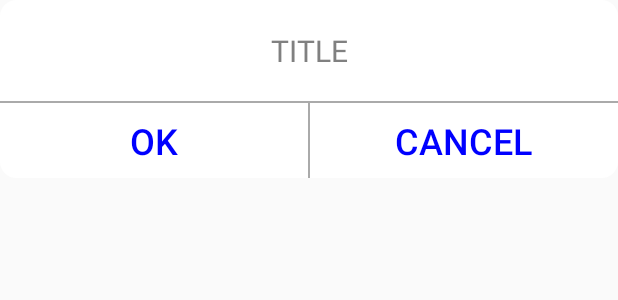
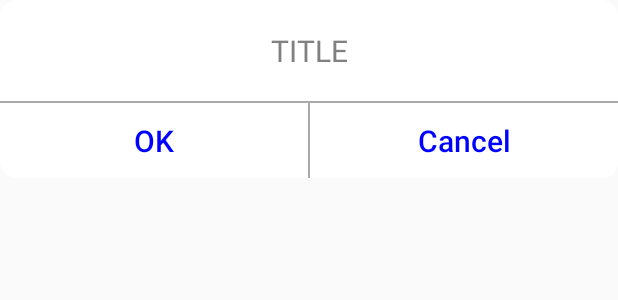
Before and after one commit to avadnerkar/FrailtyQuestionnaire, an Android app: the layout dialog_all_two_button.xml on its own in the app's theme, with its tools: preview values and no code run, on a phone screen of 412 x 824 dp. Shown: the top 300 px of the screen. Run offline under Robolectric (Android 15) with nearby library versions, the phone set to English and light mode, and no system bars.

```diff
--- a/FrailtyQuestionnaire/app/src/main/res/layout/dialog_all_two_button.xml
+++ b/FrailtyQuestionnaire/app/src/main/res/layout/dialog_all_two_button.xml
@@ -33,7 +33,8 @@
             android:background="@null"
             android:text="@string/ok"
             android:textColor="@color/Blue"
-            android:textSize="24sp" />
+            android:textSize="@dimen/text_medium"
+            android:textAllCaps="false"/>
 
         <View
             android:layout_width="1dp"
@@ -48,7 +49,8 @@
             android:background="@null"
             android:text="@string/cancel"
             android:textColor="@color/Blue"
-            android:textSize="24sp" />
+            android:textSize="@dimen/text_medium"
+            android:textAllCaps="false"/>
 
     </LinearLayout>
 
--- a/FrailtyQuestionnaire/app/src/main/res/values/strings.xml
+++ b/FrailtyQuestionnaire/app/src/main/res/values/strings.xml
@@ -54,4 +54,7 @@
     <string name="action_delete">Delete</string>
     <string name="ok">OK</string>
     <string name="cancel">Cancel</string>
+    <string name="skip_title">Why are you skipping?</string>
+    <string name="not_applicable">Not Applicable</string>
+    <string name="no_answer">No answer</string>
 </resources>
```
Also changed, not shown: FrailtyQuestionnaire/app/src/main/java/physiotherapy/mcgill/com/frailtyquestionnaire/QuestionnaireActivity.java (+16 -9 lines).
